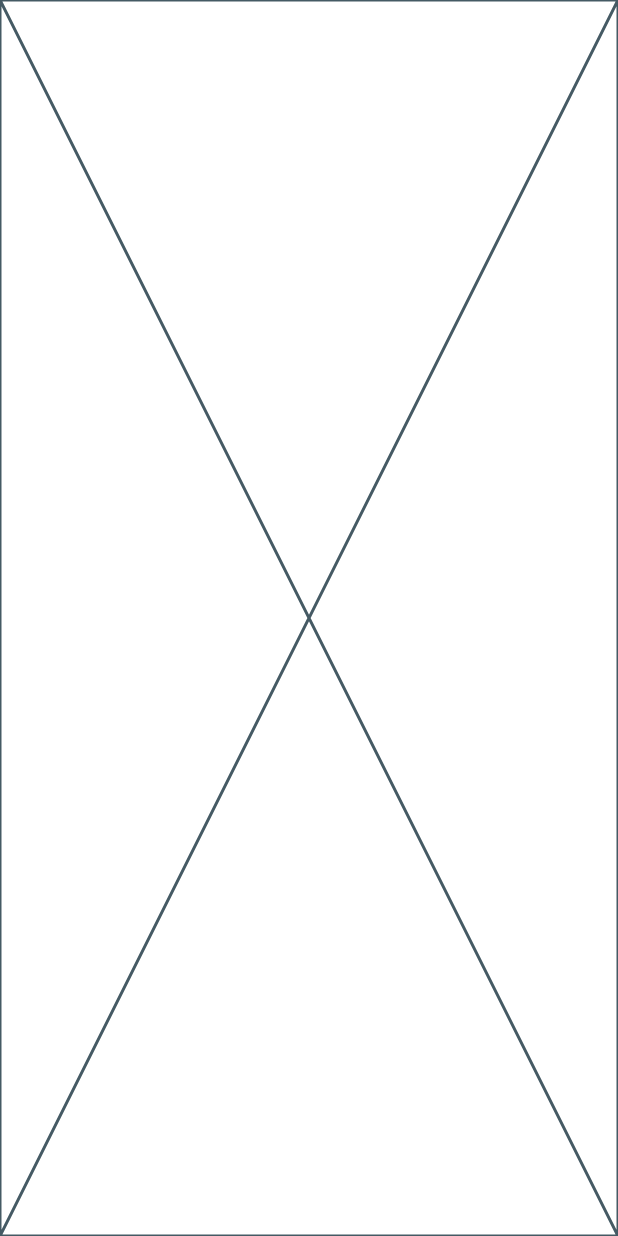
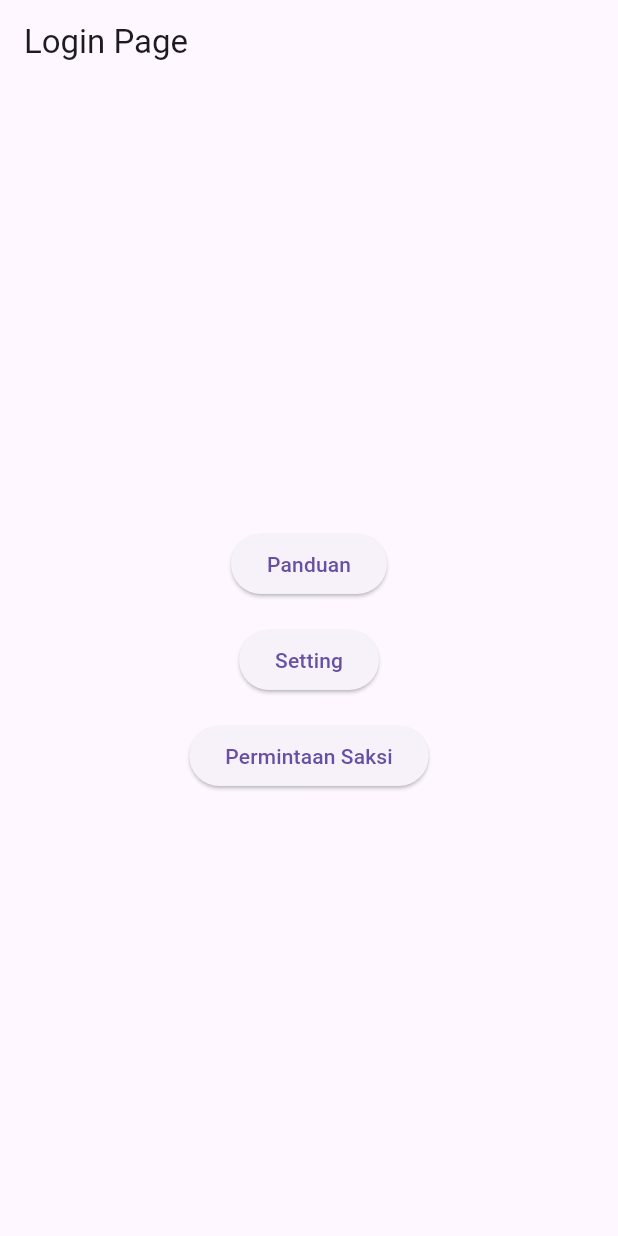
Before and after one commit to annasyasa/Jurnalku-mobile, a Flutter app: the screen it shows after launch, on a phone screen of 412 x 824 dp. Run offline on Flutter 3.47's test engine with Material 3 defaults, Android fonts, the phone set to English and light mode, and no system bars.

Commit message:
elevated button

```diff
--- a/lib/login.dart
+++ b/lib/login.dart
@@ -5,6 +5,50 @@ class Login extends StatelessWidget {
 
   @override
   Widget build(BuildContext context) {
-    return const Placeholder();
+    return Scaffold(
+      appBar: AppBar(
+        title: const Text('Login Page'),
+      ),
+      body: Center(
+        child: Column(
+          mainAxisSize: MainAxisSize.min,
+          children: [
+            ElevatedButton(
+              onPressed: () {
+                // Navigator.push(
+                //   context,
+                //   MaterialPageRoute(builder: (context) => const PanduanPengguna()),
+                // );
+              },
+              child: const Text('Panduan'),
+            ),
+
+            const SizedBox(height: 16),
+
+            ElevatedButton(
+              onPressed: () {
+                      // Navigator.push(
+                //   context,
+                //   MaterialPageRoute(builder: (context) => const PanduanPengguna()),
+                // );
+              },
+              child: const Text('Setting'),
+            ),
+
+            const SizedBox(height: 16),
+
+            ElevatedButton(
+              onPressed: () {
+                      // Navigator.push(
+                //   context,
+                //   MaterialPageRoute(builder: (context) => const PanduanPengguna()),
+                // );
+              },
+              child: const Text('Permintaan Saksi'),
+            ),
+          ],
+        ),
+      ),
+    );
   }
 }
```
